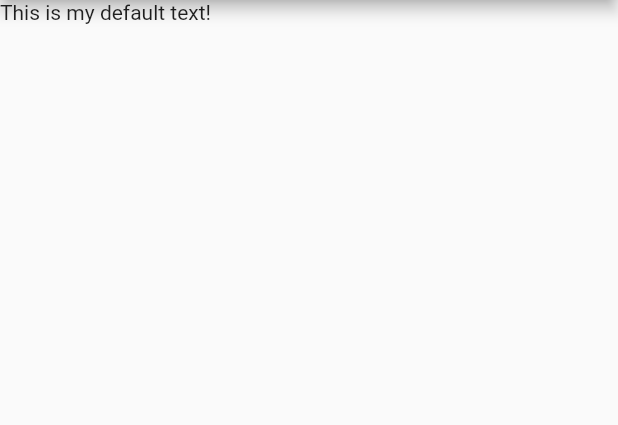
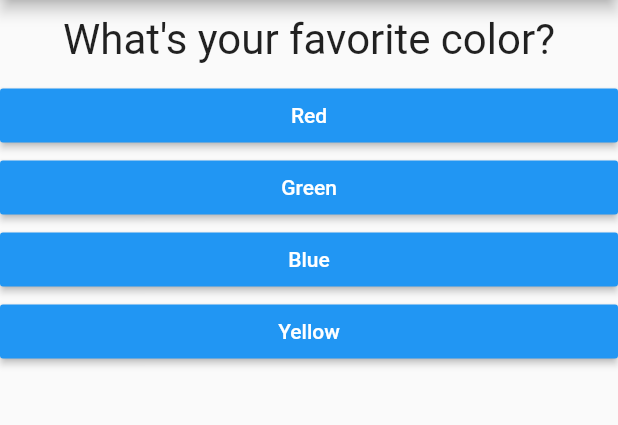
Before and after one commit to mpbrown/flutter_complete_guide, a Flutter app: the screen it shows after launch, on a phone screen of 412 x 824 dp, the part 84-509 px from its top. Run offline on Flutter 3.47's test engine with Material 2 defaults, Android fonts, the phone set to English and light mode, and no system bars.

Commit message:
Add quiz widgets

```diff
--- /dev/null
+++ b/lib/answer.dart
@@ -0,0 +1,21 @@
+import 'package:flutter/material.dart';
+
+class Answer extends StatelessWidget {
+  final Function selectHandler;
+  final String answerText;
+
+  Answer(this.selectHandler, this.answerText);
+
+  @override
+  Widget build(BuildContext context) {
+    return Container(
+      width: double.infinity,
+      child: RaisedButton(
+        color: Colors.blue,
+        textColor: Colors.white,
+        child: Text(answerText),
+        onPressed: selectHandler,
+      ),
+    );
+  }
+}
--- a/lib/main.dart
+++ b/lib/main.dart
@@ -1,17 +1,81 @@
 import 'package:flutter/material.dart';
+
+import './quiz.dart';
+import './result.dart';
 
 void main() {
   runApp(MyApp());
 }
 
-class MyApp extends StatelessWidget {
+class MyApp extends StatefulWidget {
+  @override
+  State<StatefulWidget> createState() {
+    return _MyAppState();
+  }
+}
+
+class _MyAppState extends State<MyApp> {
+  final _questions = const [
+    {
+      'questionText': 'What\'s your favorite color?',
+      'answers': [
+        {'text': 'Red', 'score': 6},
+        {'text': 'Green', 'score': 5},
+        {'text': 'Blue', 'score': 6},
+        {'text': 'Yellow', 'score': 6},
+      ],
+    },
+    {
+      'questionText': 'What\'s your favorite animal?',
+      'answers': [
+        {'text': 'Dog', 'score': 8},
+        {'text': 'Cat', 'score': 5},
+        {'text': 'Fish', 'score': 1},
+        {'text': 'Bird', 'score': 4},
+      ],
+    },
+    {
+      'questionText': 'What\'s your favorite food?',
+      'answers': [
+        {'text': 'Pizza', 'score': 4},
+        {'text': 'Sushi', 'score': 5},
+        {'text': 'Tacos', 'score': 6},
+        {'text': 'Soup', 'score': 10},
+      ],
+    },
+  ];
+
+  var _questionIndex = 0;
+  var _totalScore = 0;
+
+  void _resetQuiz() {
+    setState(() {
+      _questionIndex = 0;
+      _totalScore = 0;
+    });
+  }
+
+  void _answerQuestion(int score) {
+    _totalScore += score;
+
+    setState(() {
+      _questionIndex = _questionIndex + 1;
+    });
+    if (_questionIndex < _questions.length) {
+      print('We have more questions!');
+    }
+  }
+
   @override
   Widget build(BuildContext context) {
     return MaterialApp(
-      home: Scaffold(
-        appBar: AppBar(title: Text('My First App')),
-        body: Text('This is my default text!'),
-      ),
-    );
+        home: Scaffold(
+            appBar: AppBar(title: Text('My First App')),
+            body: _questionIndex < _questions.length
+                ? Quiz(
+                    questions: _questions,
+                    answerQuestion: _answerQuestion,
+                    questionIndex: _questionIndex)
+                : Result(_totalScore, _resetQuiz)));
   }
 }
--- /dev/null
+++ b/lib/question.dart
@@ -0,0 +1,19 @@
+import 'package:flutter/material.dart';
+
+class Question extends StatelessWidget {
+  final String questionText;
+
+  Question(this.questionText);
+
+  @override
+  Widget build(BuildContext context) {
+    return Container(
+        width: double.infinity,
+        margin: EdgeInsets.all(10),
+        child: Text(
+          questionText,
+          style: TextStyle(fontSize: 28),
+          textAlign: TextAlign.center,
+        ));
+  }
+}
--- /dev/null
+++ b/lib/quiz.dart
@@ -0,0 +1,25 @@
+import 'package:flutter/material.dart';
+import './answer.dart';
+import './question.dart';
+
+class Quiz extends StatelessWidget {
+  final List<Map<String, Object>> questions;
+  final Function answerQuestion;
+  final int questionIndex;
+
+  Quiz(
+      {@required this.questions,
+      @required this.answerQuestion,
+      @required this.questionIndex});
+
+  @override
+  Widget build(BuildContext context) {
+    return Column(children: [
+      Question(questions[questionIndex]['questionText']),
+      ...(questions[questionIndex]['answers'] as List<Map<String, Object>>)
+          .map((answer) {
+        return Answer(() => answerQuestion(answer['score']), answer['text']);
+      }).toList()
+    ]);
+  }
+}
```
Also changed, not shown: lib/result.dart (added, +42 -0 lines).
